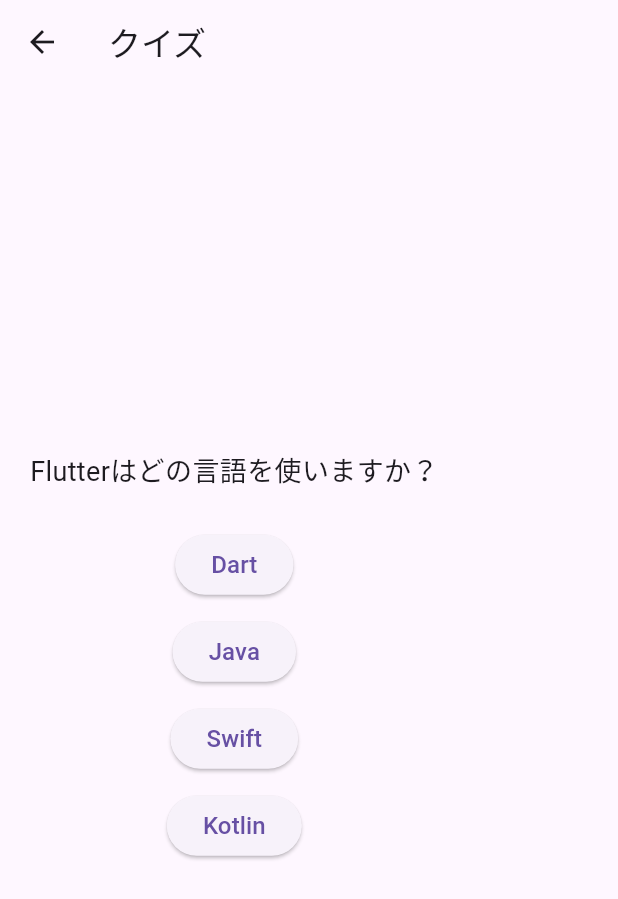
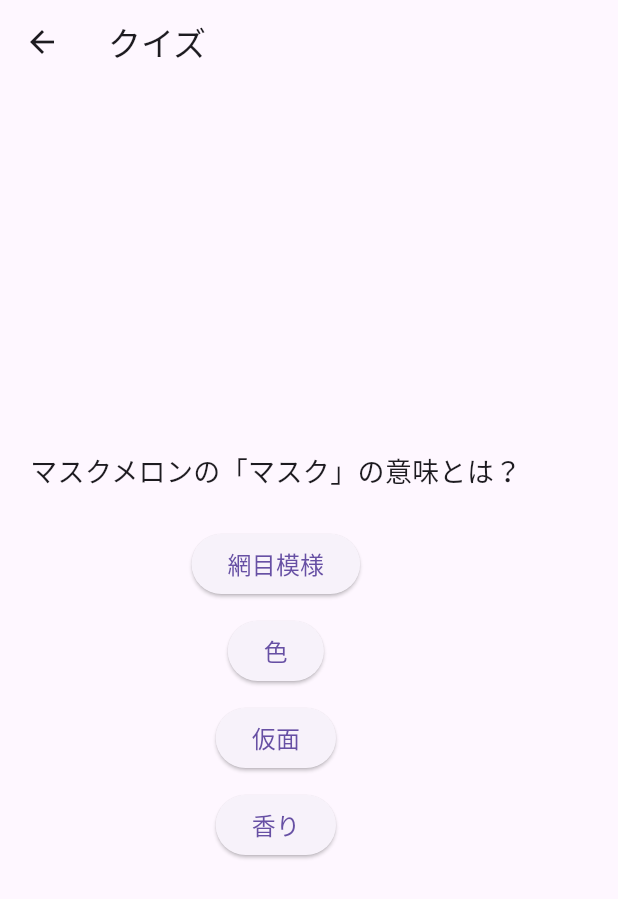
Before and after one commit to ShinjoHirofumi/flutter_application_1, a Flutter app: the screen it shows after launch, after a tap on "スタート", on a phone screen of 412 x 824 dp. Shown: the top 899 px of the screen. Run offline on Flutter 3.47's test engine with Material 3 defaults, Android fonts, the phone set to English and light mode, and no system bars.

Commit message:
選択肢をランダムに出すように変更

```diff
--- a/lib/data/questions.dart
+++ b/lib/data/questions.dart
@@ -2,39 +2,38 @@ import '../models/question.dart';
 
 List<Question> questions = [
   Question(
-    questionText: 'Flutterはどの言語を使いますか？',
+    questionText: 'マスクメロンの「マスク」の意味とは？',
     answers: [
-      Answer(text: 'Dart', isCorrect: true),
-      Answer(text: 'Java', isCorrect: false),
-      Answer(text: 'Swift', isCorrect: false),
-      Answer(text: 'Kotlin', isCorrect: false),
+      Answer(text: '香り', isCorrect: true),
+      Answer(text: '網目模様', isCorrect: false),
+      Answer(text: '仮面', isCorrect: false),
+      Answer(text: '色', isCorrect: false),
     ],
   ),
   Question(
-    questionText: 'Flutterはどの会社が開発しましたか？',
+    questionText: '体の骨の数、大人と子供で多いのは？',
     answers: [
-      Answer(text: 'Google', isCorrect: true),
-      Answer(text: 'Apple', isCorrect: false),
-      Answer(text: 'Microsoft', isCorrect: false),
-      Answer(text: 'Amazon', isCorrect: false),
+      Answer(text: '子供', isCorrect: true),
+      Answer(text: '大人', isCorrect: false),
+      Answer(text: 'どちらも同じ', isCorrect: false),
     ],
   ),
   Question(
-    questionText: 'Flutterはどの言語を使いますか？',
+    questionText: 'よく、部屋の中に誰もいない状態のことをガラーンとしていると言いますが、この言葉の語源はどこから来たか？',
     answers: [
-      Answer(text: 'Dart', isCorrect: true),
-      Answer(text: 'Java', isCorrect: false),
-      Answer(text: 'Swift', isCorrect: false),
-      Answer(text: 'Kotlin', isCorrect: false),
+      Answer(text: 'お寺', isCorrect: true),
+      Answer(text: '神社', isCorrect: false),
+      Answer(text: '古墳', isCorrect: false),
+      Answer(text: 'お堂', isCorrect: false),
     ],
   ),
   Question(
-    questionText: 'Flutterはどの言語を使いますか？',
+    questionText: 'ニシローランドゴリラに一番多い血液型は？',
     answers: [
-      Answer(text: 'Dart', isCorrect: true),
-      Answer(text: 'Java', isCorrect: false),
-      Answer(text: 'Swift', isCorrect: false),
-      Answer(text: 'Kotlin', isCorrect: false),
+      Answer(text: 'B型', isCorrect: true),
+      Answer(text: 'O型', isCorrect: false),
+      Answer(text: 'A型', isCorrect: false),
+      Answer(text: 'AB型', isCorrect: false),
     ],
   ),
 ];
--- a/lib/models/question.dart
+++ b/lib/models/question.dart
@@ -1,9 +1,4 @@
-class Question {
-  final String questionText;
-  final List<Answer> answers;
-
-  Question({required this.questionText, required this.answers});
-}
+import 'dart:math';
 
 class Answer {
   final String text;
@@ -11,3 +6,17 @@ class Answer {
 
   Answer({required this.text, required this.isCorrect});
 }
+
+class Question {
+  final String questionText;
+  final List<Answer> answers;
+
+  Question({required this.questionText, required this.answers});
+
+  // シャッフルされた選択肢を取得
+  List<Answer> get shuffledAnswers {
+    final shuffled = List<Answer>.from(answers);
+    shuffled.shuffle(Random());
+    return shuffled;
+  }
+}
--- a/lib/screens/quiz_screen.dart
+++ b/lib/screens/quiz_screen.dart
@@ -39,7 +39,7 @@ class _QuizScreenState extends State<QuizScreen> {
           children: [
             Text(questions[_questionIndex].questionText, style: const TextStyle(fontSize: 18)),
             const SizedBox(height: 20),
-            ...questions[_questionIndex].answers.map((answer) {
+            ...questions[_questionIndex].shuffledAnswers.map((answer) {
               return Padding(
                 padding: const EdgeInsets.symmetric(vertical: 5),
                 child: ElevatedButton(
```
